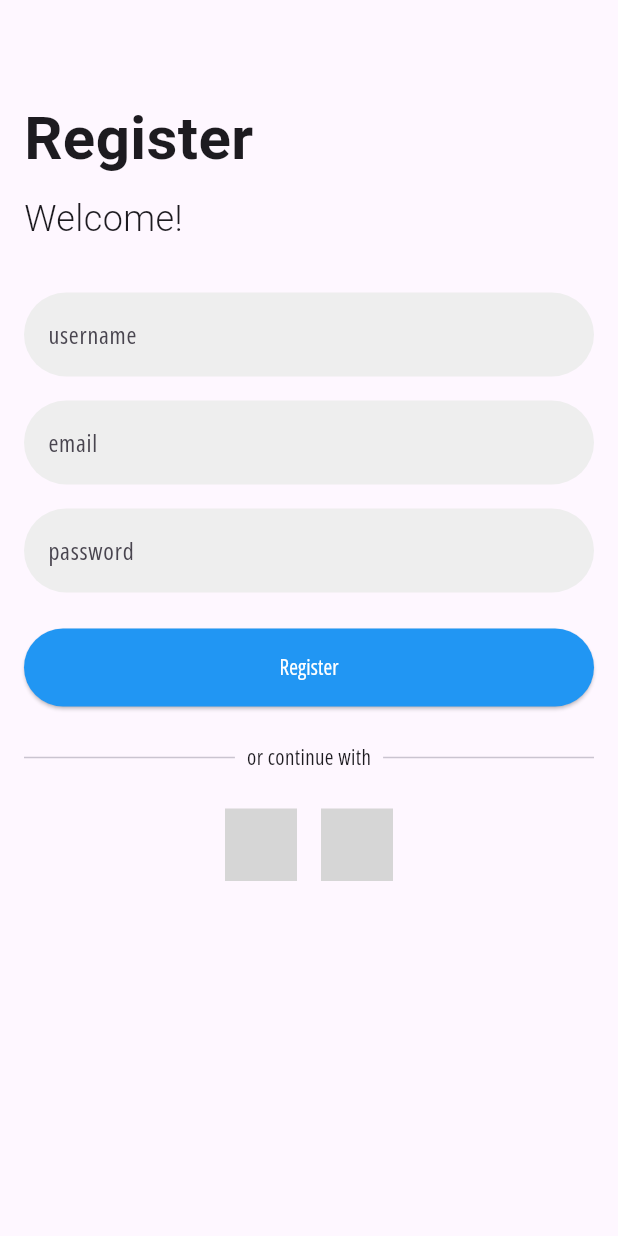
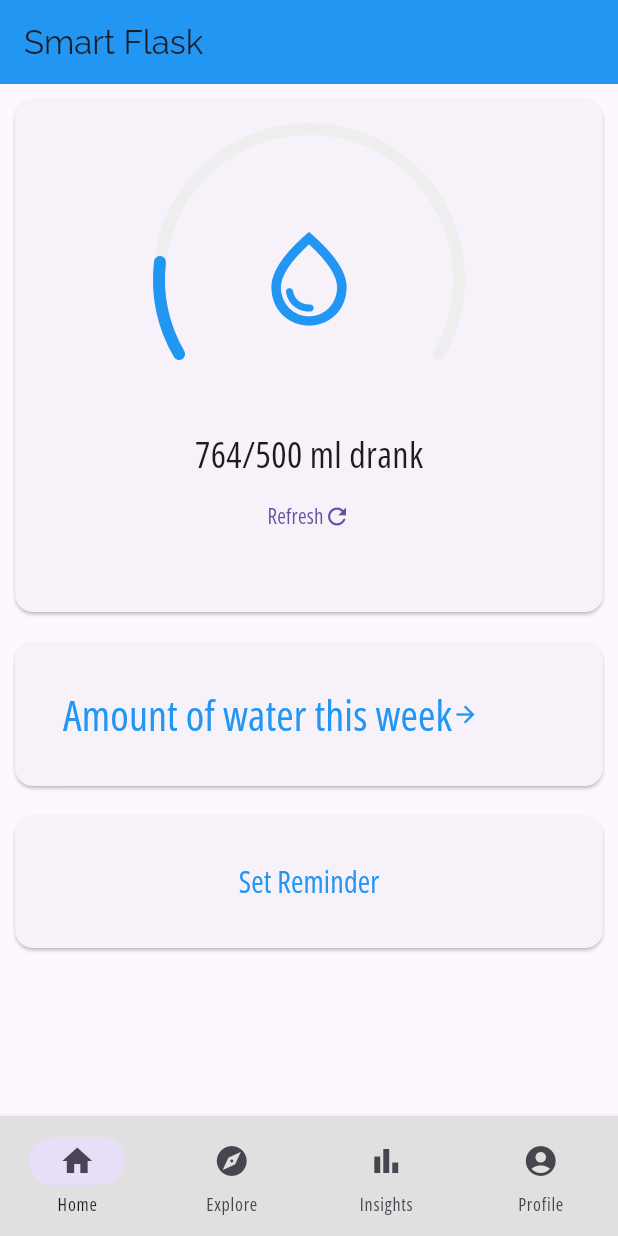
Before and after one commit to haowenyu49/smart-flask, a Flutter app: the screen it shows after launch, on a phone screen of 412 x 824 dp. Run offline on Flutter 3.47's test engine with Material 3 defaults, Android fonts, the phone set to English and light mode, and no system bars; our stand-ins replace cloud_firestore, firebase_auth, fl_chart, flutter_svg; accounts and stored records are empty; Roboto replaces fonts that are missing (Open Sans Hebrew); grey boxes are pictures that could not be loaded.

```diff
--- /dev/null
+++ b/lib/components/homepage.dart
@@ -0,0 +1,167 @@
+import 'package:fl_chart/fl_chart.dart';
+import 'package:flutter/material.dart';
+import 'package:smartflask/components/ArcProgressIndicator.dart';
+import 'package:smartflask/main.dart';
+import 'package:smartflask/components/pie_chart.dart';
+class HomePage extends StatefulWidget {
+  const HomePage({super.key});
+
+  @override
+  State<HomePage> createState() => _HomePageState();
+}
+class _HomePageState extends State<HomePage> {
+  int selectedPageIndex = 0;
+  double progress = 0.152;
+  @override
+  Widget build(BuildContext context)
+  {
+    return MaterialApp(
+      theme: ThemeData(fontFamily: 'OpenSans'),
+      home: Scaffold(
+        appBar: AppBar(
+          title: const Text('Smart Flask',
+              style: TextStyle(fontFamily: 'Raleway')),
+
+          backgroundColor: Colors.blue,
+        ),
+        body: Center(
+
+          child: Column(
+              mainAxisAlignment: MainAxisAlignment.start,
+              children: <Widget>[
+                Card(
+                    margin: EdgeInsets.all(10),
+                    child: Padding(
+                        padding: EdgeInsets.all(20),
+                        child: Column(
+                            children: <Widget> [
+                              Positioned(
+                                bottom: 8,
+                                child: ArcProgressIndicator(
+                                  progress: progress,
+                                  strokeWidth: 8.0,
+                                  child: const Icon(Icons.water_drop_outlined,
+                                    color: Colors.blue,
+                                    size:75,
+                                  ),
+                                ),
+                              ),
+                              const Positioned(
+                                bottom: 2,
+                                child: Text(
+                                  '764/500 ml drank',
+                                  style: TextStyle(fontSize: 24),
+                                ),
+                              ),
+                              TextButton(onPressed: () {},
+                                  child: const Row (
+                                      mainAxisAlignment: MainAxisAlignment.center,
+                                      children: <Widget> [
+                                        Text('Refresh'),
+                                        Icon(Icons.refresh),
+                                      ]
+                                  )
+                              ),
+                              SizedBox(height: 20),
+                            ]
+                        )
+                    )
+                ),
+                Card(
+                  margin: EdgeInsets.all(10),
+                  child: Padding(
+                    padding: EdgeInsets.all(20),
+                    child: BottomSheetClass(),
+                    ),
+                  ),
+
+                Card (
+                    margin: EdgeInsets.all(10),
+                    child: Padding(
+                      padding: EdgeInsets.all(20),
+
+                      child: TextButton(onPressed: () {}, child: const Row (
+                          mainAxisAlignment: MainAxisAlignment.center,
+                          children: <Widget> [
+                            Text('Set Reminder',
+                                style: TextStyle(fontSize: 20,color:Colors.blue)),
+                          ]
+                      )
+                      ),
+                    )
+                ),
+              ]
+          ),
+        ),
+
+
+        bottomNavigationBar: NavigationBar(
+          destinations: const [
+            NavigationDestination(
+                icon: Icon(Icons.home),
+                label: 'Home'),
+            NavigationDestination(
+                icon: Icon(Icons.explore),
+                label: 'Explore'),
+            NavigationDestination(
+                icon: Icon(Icons.bar_chart),
+                label: 'Insights'),
+            NavigationDestination(
+                icon: Icon(Icons.account_circle),
+                label: 'Profile')
+          ],
+          backgroundColor: Color.fromRGBO(224, 224, 224, 1),
+
+          shadowColor: Colors.black,
+          selectedIndex: selectedPageIndex,
+          onDestinationSelected: (int index) {
+            setState(() {
+              selectedPageIndex = index;
+            });
+          },
+          animationDuration: Duration(milliseconds: 1000),
+        ),
+
+      ),
+    );
+  }
+
+}
+class BottomSheetClass extends StatelessWidget {
+  const BottomSheetClass({super.key});
+
+  @override
+  Widget build(BuildContext context) {
+    return Center(
+      child: TextButton(onPressed: ()
+          {
+            showModalBottomSheet<void>(context: context,
+                builder: (BuildContext context) {
+              return Container(
+                height: 600,
+                color: Colors.white,
+                child: Center(
+                  child: Column(
+                    mainAxisAlignment: MainAxisAlignment.center,
+                    mainAxisSize: MainAxisSize.min,
+                      children: <Widget>[
+                        const Text('Hello World!'),
+                        TextButton(onPressed: () => Navigator.pop(context), child: const Text('Close'))
+                      ],
+                  ),
+                )
+              );
+                });
+          },
+  child: Row(
+      children: <Widget>[const Text('Amount of water this week',
+  style: TextStyle(fontSize: 28, color:Colors.blue),),
+        Icon(Icons.arrow_forward, color: Colors.blue,),
+      ])
+      ));
+  }
+}
+//
+// Text('Amount of water this week',
+// style: TextStyle(fontSize: 28,color:Colors.blue),),
+// Icon(Icons.arrow_forward, color: Colors.blue,),
--- a/lib/components/registerPage.dart
+++ b/lib/components/registerPage.dart
@@ -86,7 +86,34 @@ class RegisterPage extends StatelessWidget {
                     ),
                   ],
                 ),
-                SizedBox(height: 48), // Space at the bottom
+                SizedBox(height: 48),
+                Row (
+                  mainAxisAlignment: MainAxisAlignment.center,
+                  crossAxisAlignment: CrossAxisAlignment.center,
+                  children: [
+                    Container(
+                      width: 100,
+                      height: 100,
+                      decoration: BoxDecoration(
+                        borderRadius: BorderRadius.circular(15),
+                        border: Border.all(width: 1, color: Colors.black)
+                      ),
+                      child: Image.network('https://pngimg.com/uploads/apple_logo/apple_logo_PNG19668.png'),
+
+                    ),
+                    SizedBox(width: 50),
+                    Container(
+                      width: 100,
+                      height: 100,
+                      decoration: BoxDecoration(
+                          borderRadius: BorderRadius.circular(15),
+                          border: Border.all(width: 1, color: Colors.black)
+                      ),
+                      child: Image.network('http://pngimg.com/uploads/google/google_PNG19635.png',),
+                    )
+                  ],
+                )
+                // Space at the bottom
               ],
             ),
           ),
--- a/lib/main.dart
+++ b/lib/main.dart
@@ -1,6 +1,7 @@
 import 'package:fl_chart/fl_chart.dart';
 import 'package:flutter/material.dart';
 import 'package:smartflask/components/ArcProgressIndicator.dart';
+import 'package:smartflask/components/homepage.dart';
 import 'package:smartflask/components/loginPage.dart';
 import 'package:smartflask/components/registerPage.dart';
 import 'package:smartflask/main.dart';
@@ -23,7 +24,7 @@ class _MyAppState extends State<MyApp> {
   {
     return MaterialApp(
       theme: ThemeData(fontFamily: 'OpenSans'),
-      home: RegisterPage()
+      home: HomePage()
     );
   }
 
```
